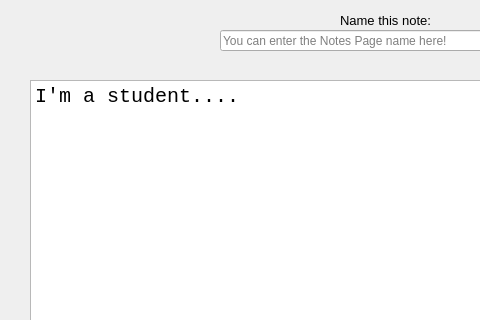
First picture: the form in PTI/SPCK/GUI/editNote2.ui, repository GreenSystemDuy08/TL-C4K-PTI01, before the edit; both pictures show x 0 to 480 and y 0 to 320 of the 751 by 525 pixel window.
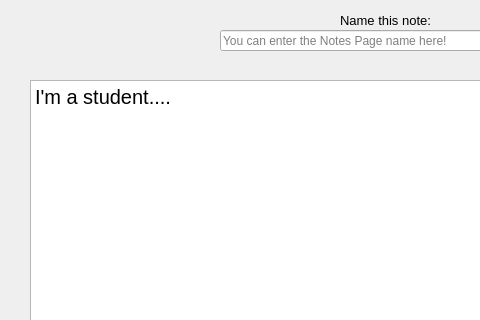
Second picture: the form after the edit.

```diff
--- a/PTI/SPCK/GUI/editNote2.ui
+++ b/PTI/SPCK/GUI/editNote2.ui
@@ -74,7 +74,7 @@
     </property>
     <property name="font">
      <font>
-      <family>Consolas</family>
+      <family>Tahoma</family>
       <pointsize>15</pointsize>
      </font>
     </property>
```
